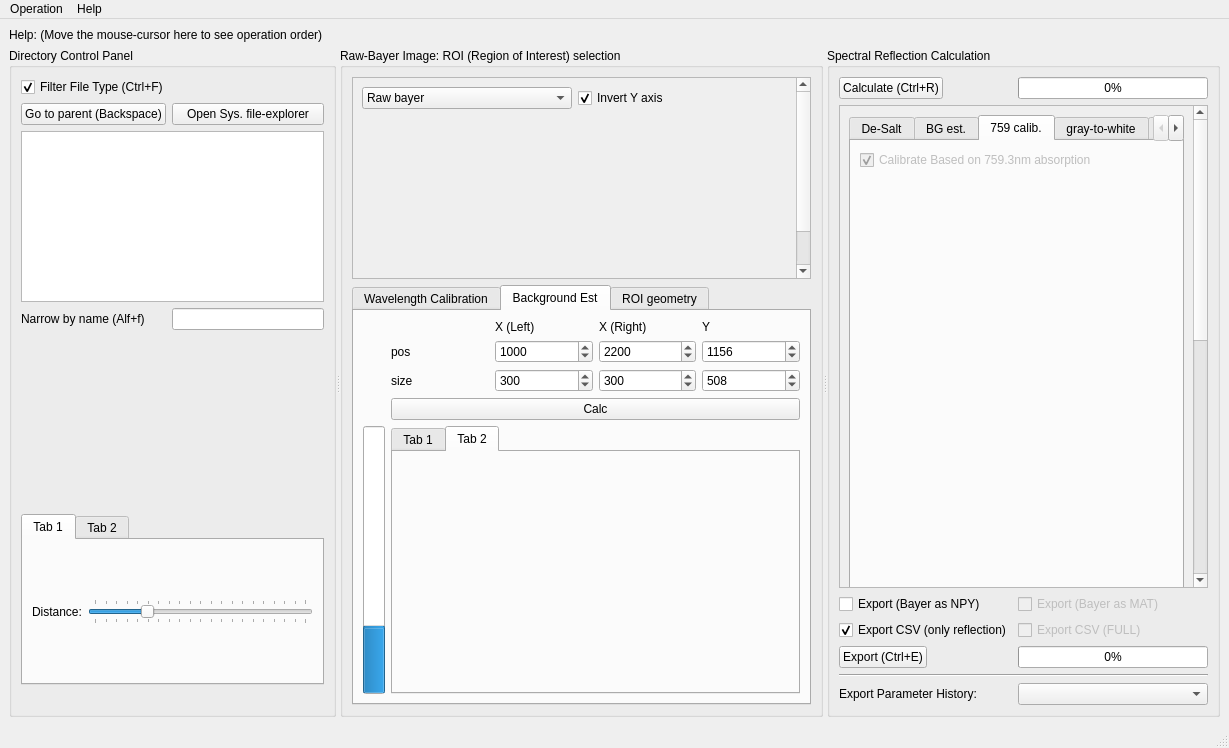
This is UI/UI_Mainwindow.ui in garid3000/bps_spectrometer_gui as Qt 5 draws it before an edit. The edited form follows.
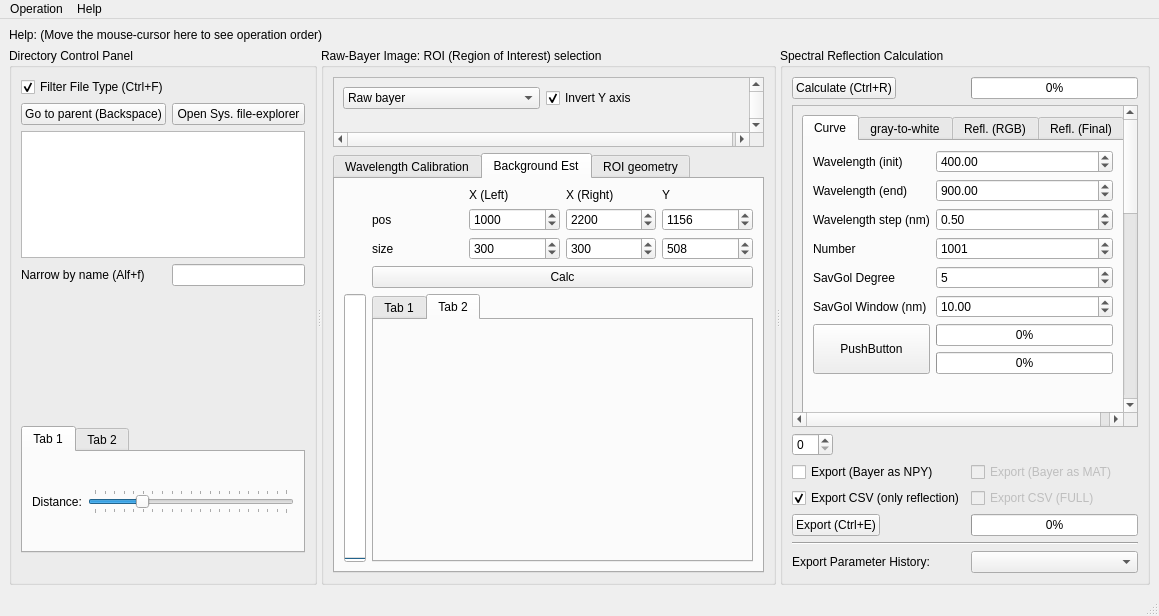
This is the edited form. The open tabs and pages were chosen to show the change. Icons and pictures are not drawn. Custom widgets are drawn as their Qt base class.

Commit message: Initial implementation of the savgol filters

```diff
--- a/UI/UI_Mainwindow.ui
+++ b/UI/UI_Mainwindow.ui
@@ -6,8 +6,8 @@
    <rect>
     <x>0</x>
     <y>0</y>
-    <width>1229</width>
-    <height>748</height>
+    <width>1159</width>
+    <height>614</height>
    </rect>
   </property>
   <property name="windowTitle">
@@ -254,7 +254,7 @@
             <rect>
              <x>0</x>
              <y>0</y>
-             <width>444</width>
+             <width>422</width>
              <height>248</height>
             </rect>
            </property>
@@ -749,39 +749,7 @@
                     </property>
                    </widget>
                   </item>
-                  <item row="0" column="1">
-                   <widget class="PlotWidget" name="graph_bg_param_k" native="true">
-                    <property name="sizePolicy">
-                     <sizepolicy hsizetype="Expanding" vsizetype="Expanding">
-                      <horstretch>1</horstretch>
-                      <verstretch>1</verstretch>
-                     </sizepolicy>
-                    </property>
-                    <property name="minimumSize">
-                     <size>
-                      <width>1</width>
-                      <height>1</height>
-                     </size>
-                    </property>
-                   </widget>
-                  </item>
-                  <item row="1" column="0">
-                   <widget class="PlotWidget" name="graph_bg_param_a" native="true">
-                    <property name="sizePolicy">
-                     <sizepolicy hsizetype="Expanding" vsizetype="Expanding">
-                      <horstretch>1</horstretch>
-                      <verstretch>1</verstretch>
-                     </sizepolicy>
-                    </property>
-                    <property name="minimumSize">
-                     <size>
-                      <width>1</width>
-                      <height>1</height>
-                     </size>
-                    </property>
-                   </widget>
-                  </item>
-                  <item row="1" column="1">
+                  <item row="2" column="0">
                    <widget class="PlotWidget" name="graph_bg_param_c" native="true">
                     <property name="sizePolicy">
                      <sizepolicy hsizetype="Expanding" vsizetype="Expanding">
@@ -797,6 +765,22 @@
                     </property>
                    </widget>
                   </item>
+                  <item row="1" column="0">
+                   <widget class="PlotWidget" name="graph_bg_param_k" native="true">
+                    <property name="sizePolicy">
+                     <sizepolicy hsizetype="Expanding" vsizetype="Expanding">
+                      <horstretch>1</horstretch>
+                      <verstretch>1</verstretch>
+                     </sizepolicy>
+                    </property>
+                    <property name="minimumSize">
+                     <size>
+                      <width>1</width>
+                      <height>1</height>
+                     </size>
+                    </property>
+                   </widget>
+                  </item>
                  </layout>
                 </item>
                </layout>
@@ -806,7 +790,7 @@
             <item row="2" column="0">
              <widget class="QProgressBar" name="pbar_bg_on_row">
               <property name="value">
-               <number>24</number>
+               <number>0</number>
               </property>
               <property name="orientation">
                <enum>Qt::Orientation::Vertical</enum>
@@ -1307,8 +1291,8 @@
             <rect>
              <x>0</x>
              <y>0</y>
-             <width>344</width>
-             <height>985</height>
+             <width>342</width>
+             <height>909</height>
             </rect>
            </property>
            <layout class="QVBoxLayout" name="verticalLayout_8">
@@ -1317,152 +1301,151 @@
               <property name="currentIndex">
                <number>2</number>
               </property>
-              <widget class="QWidget" name="tab">
-               <attribute name="title">
-                <string>De-Salt</string>
-               </attribute>
-               <layout class="QVBoxLayout" name="verticalLayout_5">
-                <item>
-                 <widget class="QCheckBox" name="cb_calc1_desalt">
-                  <property name="enabled">
-                   <bool>false</bool>
-                  </property>
-                  <property name="text">
-                   <string>Median filtering (3px vertically) for SALT noise</string>
-                  </property>
-                  <property name="checkable">
-                   <bool>true</bool>
-                  </property>
-                  <property name="checked">
-                   <bool>true</bool>
-                  </property>
-                 </widget>
-                </item>
-                <item>
-                 <widget class="ImageView" name="graph_calc1_desalted_roi" native="true">
-                  <property name="sizePolicy">
-                   <sizepolicy hsizetype="Preferred" vsizetype="Expanding">
-                    <horstretch>0</horstretch>
-                    <verstretch>0</verstretch>
-                   </sizepolicy>
-                  </property>
-                  <property name="minimumSize">
-                   <size>
-                    <width>150</width>
-                    <height>0</height>
-                   </size>
-                  </property>
-                 </widget>
-                </item>
-                <item>
-                 <widget class="QTextBrowser" name="txt_calc1_desalt">
-                  <property name="sizePolicy">
-                   <sizepolicy hsizetype="Expanding" vsizetype="Minimum">
-                    <horstretch>0</horstretch>
-                    <verstretch>0</verstretch>
-                   </sizepolicy>
-                  </property>
-                  <property name="minimumSize">
-                   <size>
-                    <width>0</width>
-                    <height>0</height>
-                   </size>
-                  </property>
-                  <property name="maximumSize">
-                   <size>
-                    <width>16777215</width>
-                    <height>80</height>
-                   </size>
-                  </property>
-                 </widget>
-                </item>
-               </layout>
-              </widget>
-              <widget class="QWidget" name="tab_2">
-               <attribute name="title">
-                <string>BG est.</string>
-               </attribute>
-               <layout class="QVBoxLayout" name="verticalLayout_6">
-                <item>
-                 <widget class="QCheckBox" name="cb_calc2_background">
-                  <property name="enabled">
-                   <bool>false</bool>
-                  </property>
-                  <property name="text">
-                   <string>Estimate and substract Background</string>
-                  </property>
-                  <property name="checked">
-                   <bool>true</bool>
-                  </property>
-                 </widget>
-                </item>
-                <item>
-                 <widget class="PlotWidget" name="graph_calc2_bg_gray" native="true">
-                  <property name="minimumSize">
-                   <size>
-                    <width>100</width>
-                    <height>200</height>
-                   </size>
-                  </property>
-                 </widget>
-                </item>
-                <item>
-                 <widget class="PlotWidget" name="graph_calc2_bg_obje" native="true"/>
-                </item>
-                <item>
-                 <widget class="QTextBrowser" name="txt_calc2_bg">
-                  <property name="sizePolicy">
-                   <sizepolicy hsizetype="Expanding" vsizetype="Minimum">
-                    <horstretch>0</horstretch>
-                    <verstretch>0</verstretch>
-                   </sizepolicy>
-                  </property>
-                  <property name="maximumSize">
-                   <size>
-                    <width>16777215</width>
-                    <height>80</height>
-                   </size>
-                  </property>
-                 </widget>
-                </item>
-               </layout>
-              </widget>
               <widget class="QWidget" name="tab_3">
                <attribute name="title">
-                <string>759 calib.</string>
+                <string>Curve</string>
                </attribute>
-               <layout class="QVBoxLayout" name="verticalLayout_10">
-                <item>
-                 <widget class="QCheckBox" name="cb_calc3_calibrate_759">
-                  <property name="enabled">
-                   <bool>false</bool>
-                  </property>
+               <layout class="QGridLayout" name="gridLayout_19">
+                <item row="0" column="0">
+                 <layout class="QGridLayout" name="gridLayout_18">
+                  <item row="5" column="0">
+                   <widget class="QLabel" name="label_15">
+                    <property name="text">
+                     <string>SavGol Window (nm)</string>
+                    </property>
+                   </widget>
+                  </item>
+                  <item row="4" column="1">
+                   <widget class="QSpinBox" name="sb_savgol_poly_degree">
+                    <property name="value">
+                     <number>5</number>
+                    </property>
+                   </widget>
+                  </item>
+                  <item row="6" column="1">
+                   <widget class="QProgressBar" name="pbar_savgol_channel">
+                    <property name="value">
+                     <number>0</number>
+                    </property>
+                   </widget>
+                  </item>
+                  <item row="7" column="1">
+                   <widget class="QProgressBar" name="pbar_savgol_iteration">
+                    <property name="value">
+                     <number>0</number>
+                    </property>
+                   </widget>
+                  </item>
+                  <item row="4" column="0">
+                   <widget class="QLabel" name="label_14">
                   <property name="text">
-                   <string>Calibrate Based on 759.3nm absorption</string>
-                  </property>
-                  <property name="checked">
-                   <bool>true</bool>
-                  </property>
-                 </widget>
-                </item>
-                <item>
-                 <widget class="PlotWidget" name="graph_calc3_1red" native="true">
+                     <string>SavGol Degree</string>
+                    </property>
+                   </widget>
+                  </item>
+                  <item row="0" column="1">
+                   <widget class="QDoubleSpinBox" name="sb_savgol_wv0">
+                    <property name="minimum">
+                     <double>200.000000000000000</double>
+                    </property>
+                    <property name="maximum">
+                     <double>2000.000000000000000</double>
+                    </property>
+                    <property name="value">
+                     <double>400.000000000000000</double>
+                    </property>
+                   </widget>
+                  </item>
+                  <item row="6" column="0" rowspan="2">
+                   <widget class="QPushButton" name="pb_savgol_calc">
                   <property name="sizePolicy">
-                   <sizepolicy hsizetype="Expanding" vsizetype="Expanding">
+                     <sizepolicy hsizetype="Minimum" vsizetype="Preferred">
                     <horstretch>0</horstretch>
-                    <verstretch>200</verstretch>
-                   </sizepolicy>
-                  </property>
-                  <property name="minimumSize">
-                   <size>
-                    <width>300</width>
-                    <height>200</height>
-                   </size>
+                      <verstretch>0</verstretch>
+                     </sizepolicy>
+                    </property>
+                    <property name="text">
+                     <string>PushButton</string>
                   </property>
                  </widget>
                 </item>
-                <item>
-                 <widget class="PlotWidget" name="graph_calc3_2green" native="true">
+                  <item row="5" column="1">
+                   <widget class="QDoubleSpinBox" name="sb_savgol_poly_wv_window">
+                    <property name="value">
+                     <double>10.000000000000000</double>
+                    </property>
+                   </widget>
+                  </item>
+                  <item row="1" column="1">
+                   <widget class="QDoubleSpinBox" name="sb_savgol_wv1">
+                    <property name="minimum">
+                     <double>200.000000000000000</double>
+                    </property>
+                    <property name="maximum">
+                     <double>2000.000000000000000</double>
+                    </property>
+                    <property name="value">
+                     <double>900.000000000000000</double>
+                    </property>
+                   </widget>
+                  </item>
+                  <item row="3" column="1">
+                   <widget class="QSpinBox" name="sb_savgol_wv_num">
+                    <property name="maximum">
+                     <number>2000</number>
+                    </property>
+                    <property name="value">
+                     <number>1001</number>
+                    </property>
+                   </widget>
+                  </item>
+                  <item row="3" column="0">
+                   <widget class="QLabel" name="label_17">
+                    <property name="text">
+                     <string>Number</string>
+                    </property>
+                   </widget>
+                  </item>
+                  <item row="2" column="0">
+                   <widget class="QLabel" name="label_18">
+                    <property name="text">
+                     <string>Wavelength step (nm)</string>
+                    </property>
+                   </widget>
+                  </item>
+                  <item row="1" column="0">
+                   <widget class="QLabel" name="label_19">
+                    <property name="text">
+                     <string>Wavelength (end)</string>
+                    </property>
+                   </widget>
+                  </item>
+                  <item row="0" column="0">
+                   <widget class="QLabel" name="label_16">
+                    <property name="text">
+                     <string>Wavelength (init)</string>
+                    </property>
+                   </widget>
+                  </item>
+                  <item row="2" column="1">
+                   <widget class="QDoubleSpinBox" name="sb_savgol_wv_step">
+                    <property name="maximum">
+                     <double>100.000000000000000</double>
+                    </property>
+                    <property name="singleStep">
+                     <double>0.100000000000000</double>
+                    </property>
+                    <property name="value">
+                     <double>0.500000000000000</double>
+                    </property>
+                   </widget>
+                  </item>
+                 </layout>
+                </item>
+                <item row="1" column="0">
+                 <layout class="QGridLayout" name="gridLayout_17">
+                  <item row="0" column="0">
+                   <widget class="PlotWidget" name="graph_savgol_r" native="true">
                   <property name="sizePolicy">
                    <sizepolicy hsizetype="Expanding" vsizetype="Expanding">
                     <horstretch>0</horstretch>
@@ -1509,15 +1492,7 @@
                   </property>
                  </widget>
                 </item>
-                <item>
-                 <widget class="QTextBrowser" name="txt_calc3_cal759">
-                  <property name="maximumSize">
-                   <size>
-                    <width>16777215</width>
-                    <height>80</height>
-                   </size>
-                  </property>
-                 </widget>
+                 </layout>
                 </item>
                </layout>
               </widget>
@@ -1652,7 +1627,7 @@
           </widget>
          </widget>
         </item>
-        <item row="2" column="0">
+        <item row="3" column="0">
          <widget class="QCheckBox" name="cb_export_bayer_as_npy">
           <property name="enabled">
            <bool>true</bool>
@@ -1662,7 +1637,7 @@
           </property>
          </widget>
         </item>
-        <item row="2" column="1">
+        <item row="3" column="1">
          <widget class="QCheckBox" name="cb_export_bayer_as_mat">
           <property name="enabled">
            <bool>false</bool>
@@ -1672,7 +1647,7 @@
           </property>
          </widget>
         </item>
-        <item row="3" column="0">
+        <item row="4" column="0">
          <widget class="QCheckBox" name="cb_export_ref_CSV_simple">
           <property name="text">
            <string>Export CSV (only reflection)</string>
@@ -1682,7 +1657,7 @@
           </property>
          </widget>
         </item>
-        <item row="3" column="1">
+        <item row="4" column="1">
          <widget class="QCheckBox" name="cb_export_ref_CSV_full">
           <property name="enabled">
            <bool>false</bool>
@@ -1692,7 +1667,7 @@
           </property>
          </widget>
         </item>
-        <item row="4" column="0">
+        <item row="5" column="0">
          <widget class="QPushButton" name="pb_export">
           <property name="toolTip">
            <string>&lt;html&gt;&lt;head/&gt;&lt;body&gt;&lt;p&gt;&lt;img src=&quot;:/newPrefix/Howto-export.png&quot;/&gt;&lt;/p&gt;&lt;/body&gt;&lt;/html&gt;</string>
@@ -1702,14 +1677,14 @@
           </property>
          </widget>
         </item>
-        <item row="4" column="1">
+        <item row="5" column="1">
          <widget class="QProgressBar" name="pbar_export">
           <property name="value">
            <number>0</number>
           </property>
          </widget>
         </item>
-        <item row="6" column="0">
+        <item row="7" column="0">
          <widget class="QLabel" name="label_2">
           <property name="toolTip">
            <string>&lt;html&gt;&lt;head/&gt;&lt;body&gt;&lt;p&gt;History of Geometrical Parameters of Previous usages on this data&lt;/p&gt;&lt;p&gt;(ie. you can get exact geometrical parameter when you calculated in the past)&lt;/p&gt;&lt;/body&gt;&lt;/html&gt;</string>
@@ -1719,16 +1694,19 @@
           </property>
          </widget>
         </item>
-        <item row="6" column="1">
+        <item row="7" column="1">
          <widget class="QComboBox" name="cb_parameter_history"/>
         </item>
-        <item row="5" column="0" colspan="2">
+        <item row="6" column="0" colspan="2">
          <widget class="Line" name="line_2">
           <property name="orientation">
            <enum>Qt::Orientation::Horizontal</enum>
           </property>
          </widget>
         </item>
+        <item row="2" column="0">
+         <widget class="QSpinBox" name="spinBox"/>
+        </item>
        </layout>
       </widget>
      </widget>
@@ -1741,7 +1719,7 @@
     <rect>
      <x>0</x>
      <y>0</y>
-     <width>1229</width>
+     <width>1159</width>
      <height>19</height>
     </rect>
    </property>
```
Left out of the diff: 34 changed lines with no effect on the pictures. Lines whose indentation alone changed are shown as unchanged. The commit also changes 2 other files.
